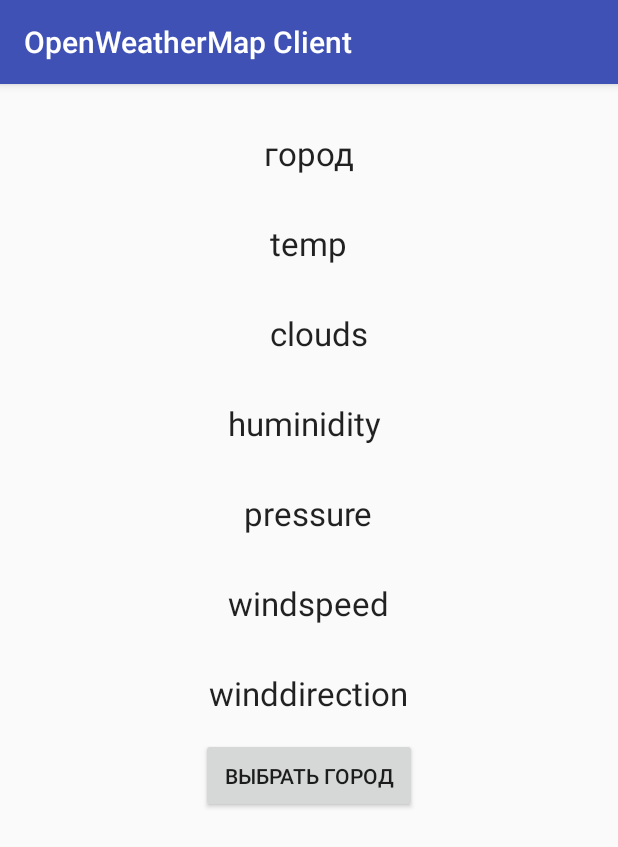
After one commit to kaefik/an-wether-prj, an Android app: the cityInfoActivity screen opened directly, with no data from a screen before it, on a phone screen of 412 x 824 dp. The commit adds this screen. Shown: the top 847 px of the screen. Run offline under Robolectric (Android 15) with nearby library versions, the phone set to English and light mode, and no system bars.

Commit message:
add cityInfoActivity

```diff
--- a/app/src/main/AndroidManifest.xml
+++ b/app/src/main/AndroidManifest.xml
@@ -1,6 +1,6 @@
 <?xml version="1.0" encoding="utf-8"?>
 <manifest xmlns:android="http://schemas.android.com/apk/res/android"
-          package="ru.kaefik.isaifutdinov.an_wether_prj">
+    package="ru.kaefik.isaifutdinov.an_wether_prj">
 
     <application
         android:allowBackup="true"
@@ -10,15 +10,20 @@
         android:theme="@style/AppTheme">
         <activity android:name=".MainActivity">
             <intent-filter>
-                <action android:name="android.intent.action.MAIN"/>
+                <action android:name="android.intent.action.MAIN" />
 
-                <category android:name="android.intent.category.LAUNCHER"/>
+                <category android:name="android.intent.category.LAUNCHER" />
             </intent-filter>
-        </activity><!-- ATTENTION: This was auto-generated to add Google Play services to your project for
-     App Indexing.  See https://g.co/AppIndexing/AndroidStudio for more information. -->
+        </activity>
+        <!--
+ ATTENTION: This was auto-generated to add Google Play services to your project for
+     App Indexing.  See https://g.co/AppIndexing/AndroidStudio for more information.
+        -->
         <meta-data
             android:name="com.google.android.gms.version"
-            android:value="@integer/google_play_services_version"/>
+            android:value="@integer/google_play_services_version" />
+
+        <activity android:name=".cityInfoActivity"></activity>
     </application>
 
 </manifest>
--- a/app/src/main/java/ru/kaefik/isaifutdinov/an_wether_prj/MainActivity.java
+++ b/app/src/main/java/ru/kaefik/isaifutdinov/an_wether_prj/MainActivity.java
@@ -1,7 +1,9 @@
 package ru.kaefik.isaifutdinov.an_wether_prj;
 
+import android.content.Intent;
 import android.os.Bundle;
 import android.support.v7.app.AppCompatActivity;
+import android.view.View;
 import android.widget.ListView;
 import android.widget.TextView;
 
@@ -48,8 +50,16 @@ public class MainActivity extends AppCompatActivity {
         listdata.add(new CityModel(4,"tr","Istanbul",0,0,0,0,0,0,0));
         listdata.add(new CityModel(5,"gb","City of London",0,0,0,0,0,0,0));
 
-
         return  listdata;
     }
 
+// ?????
+    public void clickItemCity(View view,int position,long id){
+        myText.setText( "itemClick: position = " + position + ", id = " + id );
+    }
+
+    public void getInfoWeatherCity(View view){
+        Intent intent = new Intent(this,cityInfoActivity.class);
+        startActivity(intent);
+    }
 }
--- /dev/null
+++ b/app/src/main/java/ru/kaefik/isaifutdinov/an_wether_prj/cityInfoActivity.java
@@ -0,0 +1,21 @@
+package ru.kaefik.isaifutdinov.an_wether_prj;
+
+import android.content.Intent;
+import android.support.v7.app.AppCompatActivity;
+import android.os.Bundle;
+import android.view.View;
+
+public class cityInfoActivity extends AppCompatActivity {
+
+    @Override
+    protected void onCreate(Bundle savedInstanceState) {
+        super.onCreate(savedInstanceState);
+        setContentView(R.layout.activity_city_info);
+    }
+
+    public void goBackMainActivity(View view){
+        Intent intent = new Intent(this,MainActivity.class);
+        startActivity(intent);
+    }
+
+}
--- /dev/null
+++ b/app/src/main/res/layout/activity_city_info.xml
@@ -0,0 +1,94 @@
+<?xml version="1.0" encoding="utf-8"?>
+<RelativeLayout xmlns:android="http://schemas.android.com/apk/res/android"
+    xmlns:tools="http://schemas.android.com/tools"
+    android:layout_width="match_parent"
+    android:layout_height="match_parent"
+    android:paddingBottom="@dimen/activity_vertical_margin"
+    android:paddingLeft="@dimen/activity_horizontal_margin"
+    android:paddingRight="@dimen/activity_horizontal_margin"
+    android:paddingTop="@dimen/activity_vertical_margin"
+    tools:context="ru.kaefik.isaifutdinov.an_wether_prj.cityInfoActivity">
+
+    <TextView
+        android:layout_width="wrap_content"
+        android:layout_height="wrap_content"
+        android:textAppearance="?android:attr/textAppearanceLarge"
+        android:text="город"
+        android:id="@+id/nameCity"
+        android:layout_alignParentTop="true"
+        android:layout_centerHorizontal="true"
+        android:padding="15dp" />
+
+    <TextView
+        android:layout_width="wrap_content"
+        android:layout_height="wrap_content"
+        android:textAppearance="?android:attr/textAppearanceLarge"
+        android:text="temp"
+        android:id="@+id/tempCity"
+        android:layout_below="@+id/nameCity"
+        android:layout_centerHorizontal="true"
+        android:padding="15dp" />
+
+    <TextView
+        android:layout_width="wrap_content"
+        android:layout_height="wrap_content"
+        android:textAppearance="?android:attr/textAppearanceLarge"
+        android:text="clouds"
+        android:id="@+id/cloudsCity"
+        android:padding="15dp"
+        android:layout_below="@+id/tempCity"
+        android:layout_alignLeft="@+id/tempCity"
+        android:layout_alignStart="@+id/tempCity" />
+
+    <TextView
+        android:layout_width="wrap_content"
+        android:layout_height="wrap_content"
+        android:textAppearance="?android:attr/textAppearanceLarge"
+        android:text="huminidity"
+        android:id="@+id/huminidityCity"
+        android:padding="15dp"
+        android:layout_below="@+id/cloudsCity"
+        android:layout_alignLeft="@+id/windspeedCity"
+        android:layout_alignStart="@+id/windspeedCity" />
+
+    <TextView
+        android:layout_width="wrap_content"
+        android:layout_height="wrap_content"
+        android:textAppearance="?android:attr/textAppearanceLarge"
+        android:text="pressure"
+        android:id="@+id/pressureCity"
+        android:layout_below="@+id/huminidityCity"
+        android:layout_centerHorizontal="true"
+        android:padding="15dp" />
+
+    <TextView
+        android:layout_width="wrap_content"
+        android:layout_height="wrap_content"
+        android:textAppearance="?android:attr/textAppearanceLarge"
+        android:text="windspeed"
+        android:id="@+id/windspeedCity"
+        android:layout_below="@+id/pressureCity"
+        android:layout_centerHorizontal="true"
+        android:padding="15dp" />
+
+    <TextView
+        android:layout_width="wrap_content"
+        android:layout_height="wrap_content"
+        android:textAppearance="?android:attr/textAppearanceLarge"
+        android:text="winddirection"
+        android:id="@+id/winddirectionCity"
+        android:padding="15dp"
+        android:layout_below="@+id/windspeedCity"
+        android:layout_centerHorizontal="true" />
+
+    <Button
+        android:layout_width="wrap_content"
+        android:layout_height="wrap_content"
+        android:text="Выбрать город"
+        android:id="@+id/btnBack"
+        android:layout_below="@+id/winddirectionCity"
+        android:layout_centerHorizontal="true"
+        android:padding="15dp"
+        android:onClick="goBackMainActivity" />
+
+</RelativeLayout>
--- a/app/src/main/res/layout/activity_main.xml
+++ b/app/src/main/res/layout/activity_main.xml
@@ -29,4 +29,15 @@
         android:layout_alignParentStart="true"
         android:layout_marginLeft="63dp"
         android:layout_marginStart="63dp"/>
+
+    <Button
+        android:layout_width="wrap_content"
+        android:layout_height="wrap_content"
+        android:text="City Weather"
+        android:id="@+id/button"
+        android:layout_below="@+id/textView"
+        android:layout_alignParentLeft="true"
+        android:layout_alignParentStart="true"
+        android:padding="15dp"
+        android:onClick="getInfoWeatherCity" />
 </RelativeLayout>
--- a/app/src/main/res/values/strings.xml
+++ b/app/src/main/res/values/strings.xml
@@ -1,3 +1,3 @@
 <resources>
-    <string name="app_name">an-wether-prj</string>
+    <string name="app_name">OpenWeatherMap Client</string>
 </resources>
```
